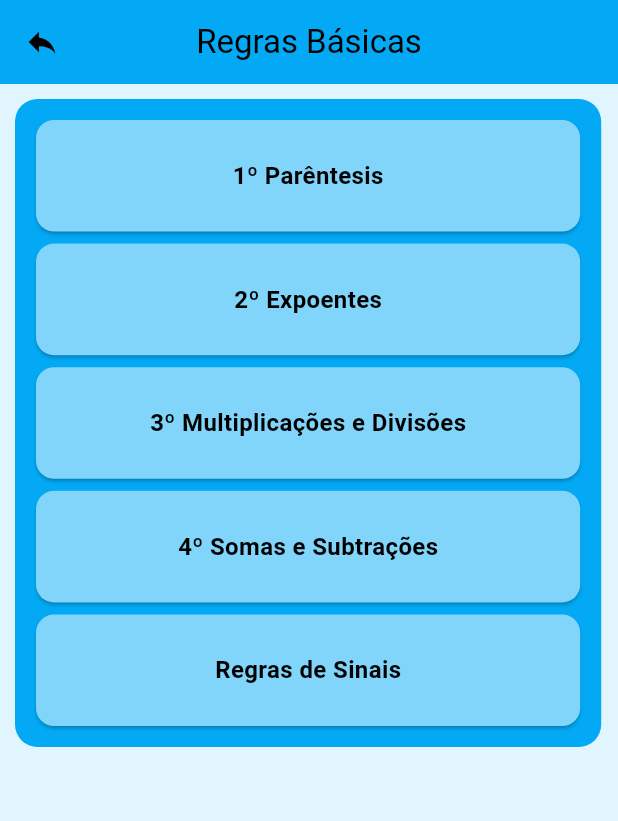
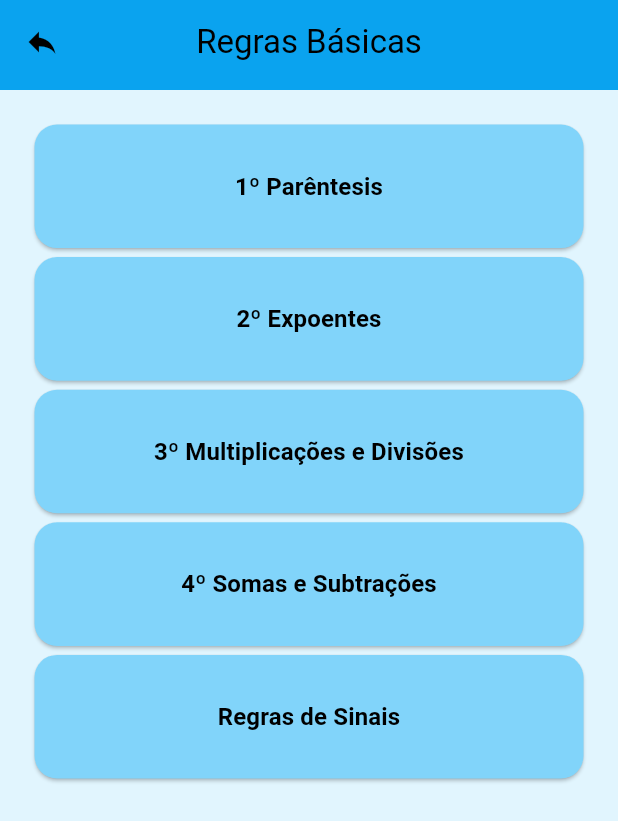
Before and after one commit to ricardo-gsilva/exemplifica-app, a Flutter app: the screen it shows after launch, after a tap on "Regras Básicas", on a phone screen of 412 x 824 dp. Shown: the top 821 px of the screen. Run offline on Flutter 3.47's test engine with Material 3 defaults, Android fonts, the light colour scheme and no system bars; our stand-ins replace package_info_plus.

Commit message:
aplicando atomic design na regras basicas page e aplicando correcoes simples

```diff
--- a/lib/widgets/atoms/custom_button.dart
+++ b/lib/widgets/atoms/custom_button.dart
@@ -17,11 +17,11 @@ class CustomButton extends StatelessWidget {
 
   @override
   Widget build(BuildContext context) {
-    return SizedBox(
-      height: height,
-      width: width,
-      child: Padding(
-        padding: const EdgeInsets.all(2.0),
+    return Padding(
+      padding: const EdgeInsets.all(3.0),
+      child: SizedBox(
+        height: height,
+        width: width,
         child: ElevatedButton(
           style: ElevatedButton.styleFrom(
             backgroundColor: CoreColors.btnColor,
@@ -39,8 +39,8 @@ class CustomButton extends StatelessWidget {
             ),
           ),
           onPressed: onPressed,
-        ),
-      )
+        )
+      ),
     );
   }
 }
--- a/lib/widgets/atoms/custom_card.dart
+++ b/lib/widgets/atoms/custom_card.dart
@@ -1,4 +1,3 @@
-// ignore_for_file: public_member_api_docs, sort_constructors_first
 import 'package:flutter/material.dart';
 
 class CustomCard extends StatelessWidget {
--- /dev/null
+++ b/lib/widgets/molecules/collum_button_grid_regras_basicas.dart
@@ -0,0 +1,66 @@
+import 'package:exemplifica/screens/expoentes.dart';
+import 'package:exemplifica/screens/mult_div.dart';
+import 'package:exemplifica/screens/parentesis.dart';
+import 'package:exemplifica/screens/regra_sinal.dart';
+import 'package:exemplifica/screens/soma_sub.dart';
+import 'package:flutter/material.dart';
+
+import 'package:exemplifica/widgets/atoms/custom_button.dart';
+
+class ButtonGridRegrasBasicas extends StatelessWidget {
+  final double height;
+  final double width;
+  const ButtonGridRegrasBasicas({
+    Key? key,
+    required this.height,
+    required this.width,
+  }) : super(key: key);
+
+  @override
+  Widget build(BuildContext context) {
+    return Column(
+      children: <Widget>[
+        CustomButton(
+          height: height,
+          width: width,
+          title: "1º Parêntesis",
+          onPressed: (){
+            Navigator.push(context, MaterialPageRoute(builder: (_) => Parentesis()));
+          },
+        ),
+        CustomButton(
+          title: "2º Expoentes",
+          onPressed: (){
+            Navigator.push(context, MaterialPageRoute(builder: (_) => Expoentes()));
+          },
+          height: height,
+          width: width,
+        ),
+        CustomButton(
+          title: "3º Multiplicações e Divisões",
+          onPressed: () {
+            Navigator.push(context, MaterialPageRoute(builder: (_) => MultiplicaDiv()));
+          },
+          height: height,
+          width: width,
+        ),
+        CustomButton(
+          title: "4º Somas e Subtrações",
+          onPressed: () {
+            Navigator.push(context, MaterialPageRoute(builder: (_) => SomaSubtracao()));
+          },
+          height: height,
+          width: width,
+        ),
+        CustomButton(
+          title: "Regras de Sinais",
+          onPressed: () {
+            Navigator.push(context, MaterialPageRoute(builder: (_) => RegrasSinais()));
+          },
+          height: height,
+          width: width,
+        ),
+      ],
+    );
+  }
+}
--- a/lib/widgets/organisms/buttons_grid_calculators.dart
+++ b/lib/widgets/organisms/buttons_grid_calculators.dart
@@ -32,7 +32,7 @@ class ButtonsGridCalculators extends StatelessWidget {
       mainAxisAlignment: MainAxisAlignment.center,
       children: [
         Padding(
-          padding: const EdgeInsets.all(10.0),
+          padding: const EdgeInsets.all(5.0),
           child: CustomButton(
             title: CoreStrings.titleTabuada,
             onPressed: () {
@@ -58,7 +58,7 @@ class ButtonsGridCalculators extends StatelessWidget {
           },
         ),
         Padding(
-          padding: const EdgeInsets.all(10),
+          padding: const EdgeInsets.all(5),
           child: CustomButton(
             title: CoreStrings.titleFatorial,
             onPressed: () {
@@ -84,7 +84,7 @@ class ButtonsGridCalculators extends StatelessWidget {
           },
         ),
         Padding(
-          padding: const EdgeInsets.all(10),
+          padding: const EdgeInsets.all(5),
           child: CustomButton(
             title: CoreStrings.titleMdc,
             onPressed: () {
@@ -110,7 +110,7 @@ class ButtonsGridCalculators extends StatelessWidget {
           },
         ),
         Padding(
-          padding: const EdgeInsets.all(10),
+          padding: const EdgeInsets.all(5),
           child: CustomButton(
             title: CoreStrings.titleRegraDe3,
             onPressed: () {
--- a/lib/widgets/page/home_page.dart
+++ b/lib/widgets/page/home_page.dart
@@ -17,7 +17,7 @@ class _HomePageState extends State<HomePage> {
   @override
   Widget build(BuildContext context) {
     height = MediaQuery.of(context).size.height * 0.1;
-    width = MediaQuery.of(context).size.width * 0.444;
+    width = MediaQuery.of(context).size.width * 0.42;
     return Scaffold(
       appBar: PreferredSize(
         preferredSize: Size.fromHeight(60),
--- /dev/null
+++ b/lib/widgets/page/regras_basicas_page.dart
@@ -0,0 +1,54 @@
+import 'package:exemplifica/utils/constants/core_colors.dart';
+import 'package:exemplifica/utils/constants/core_strings.dart';
+import 'package:exemplifica/widgets/atoms/custom_appBar.dart';
+import 'package:exemplifica/widgets/atoms/custom_text.dart';
+import 'package:exemplifica/widgets/templates/regras_basicas_grid.dart';
+import 'package:flutter/material.dart';
+
+class RegrasBasicasPage extends StatefulWidget {
+  const RegrasBasicasPage({super.key});
+
+  @override
+  State<RegrasBasicasPage> createState() => _RegrasBasicasPageState();
+}
+
+class _RegrasBasicasPageState extends State<RegrasBasicasPage> {
+  double height = 0.0;
+  double width = 0.0;
+
+  @override
+  Widget build(BuildContext context) {
+    width = MediaQuery.of(context).size.width * 0.9;
+    height = MediaQuery.of(context).size.height * 0.1;
+
+    return Scaffold(
+      backgroundColor: CoreColors.colorBackground,
+      appBar: PreferredSize(
+        preferredSize: Size.fromHeight(60),
+        child: CustomAppBar(
+          title: CustomText(
+            title: CoreStrings.titleRegrasBasicas,
+            color: CoreColors.textPrimary,
+          ),
+          leading: IconButton(
+            icon: Icon(
+              Icons.reply,
+              color: CoreColors.textPrimary,
+            ),
+            onPressed: () {
+              Navigator.pop(context);
+            },
+          ),
+        ),
+      ),
+      body: Container(
+        padding: EdgeInsets.all(10),
+        margin: EdgeInsets.all(10),
+        child: RegrasBasicasGrid(
+          height: height,
+          width: width,
+        ),
+      ),
+    );
+  }
+}
--- a/lib/widgets/templates/home_page_buttons_grid.dart
+++ b/lib/widgets/templates/home_page_buttons_grid.dart
@@ -1,8 +1,8 @@
 import 'package:exemplifica/person_icons.dart';
-import 'package:exemplifica/screens/regras_basicas.dart';
 import 'package:exemplifica/utils/constants/core_strings.dart';
 import 'package:exemplifica/widgets/organisms/buttons_grid.dart';
 import 'package:exemplifica/widgets/page/calculators_page.dart';
+import 'package:exemplifica/widgets/page/regras_basicas_page.dart';
 import 'package:flutter/material.dart';
 
 import 'package:exemplifica/widgets/molecules/button_primary.dart';
@@ -25,29 +25,30 @@ class HomePageButtonsGrid extends StatelessWidget {
         SliverFillRemaining(
           hasScrollBody: false,
           child: Container(
-            padding: EdgeInsets.all(10),
-            margin: EdgeInsets.all(10),
+            padding: EdgeInsets.all(5),
+            margin: EdgeInsets.all(5),
             child: Column(
+              mainAxisAlignment: MainAxisAlignment.center,
               children: [
                 Row(
+                  mainAxisAlignment: MainAxisAlignment.center,
                   children: [
                     ButtonPrimary(
                       title: CoreStrings.titleCalculadoras,
                       height: height * 2.2,
-                      width: width,
+                      width: width * 1.03,
                       icon: Person.calc,
                       onTap: (){
-                        // Navigator.push(context, MaterialPageRoute(builder: (_) => Calculadoras()));
                         Navigator.push(context, MaterialPageRoute(builder: (_) => CalculatorsPage()));
                       },
                     ),
                     ButtonPrimary(
                       title: CoreStrings.titleRegrasBasicas,
                       height: height * 2.2,
-                      width: width,
+                      width: width * 1.03,
                       icon: Person.attention,
                       onTap: (){
-                        Navigator.push(context, MaterialPageRoute(builder: (_) => RegrasBasicas()));
+                        Navigator.push(context, MaterialPageRoute(builder: (_) => RegrasBasicasPage()));
                       },
                     ),
                   ],
--- /dev/null
+++ b/lib/widgets/templates/regras_basicas_grid.dart
@@ -0,0 +1,22 @@
+import 'package:flutter/material.dart';
+import 'package:exemplifica/widgets/molecules/collum_button_grid_regras_basicas.dart';
+
+class RegrasBasicasGrid extends StatelessWidget {
+  final double height;
+  final double width;
+  const RegrasBasicasGrid({
+    Key? key,
+    required this.height,
+    required this.width,
+  }) : super(key: key);
+
+  @override
+  Widget build(BuildContext context) {
+    return SingleChildScrollView(
+      child: ButtonGridRegrasBasicas(
+        height: height,
+        width: width,
+      ),
+    );
+  }
+}
```
